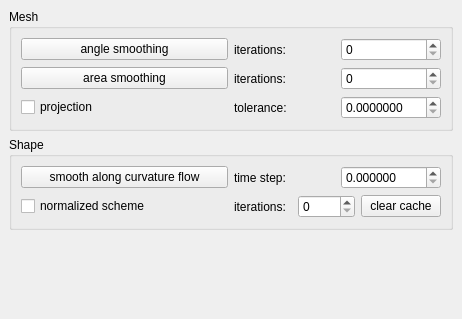
The window that Polyhedron/demo/Polyhedron/Plugins/PMP/Smoothing_plugin.ui (CGAL/cgal) describes before a commit, drawn with Qt 5.
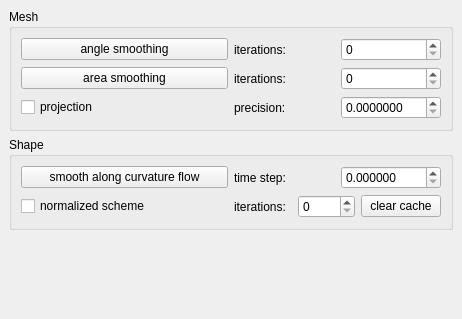
The same window after the commit.

Commit message: rename tolerance in plugin

Patch:
```diff
--- a/Polyhedron/demo/Polyhedron/Plugins/PMP/Smoothing_plugin.ui
+++ b/Polyhedron/demo/Polyhedron/Plugins/PMP/Smoothing_plugin.ui
@@ -75,7 +75,7 @@
          <item>
           <widget class="QLabel" name="label_4">
            <property name="text">
-            <string>tolerance:</string>
+            <string>precision:</string>
            </property>
           </widget>
          </item>
```
Left out of the diff: 2 changed lines with no effect on the pictures. The commit also changes 1 other file.
